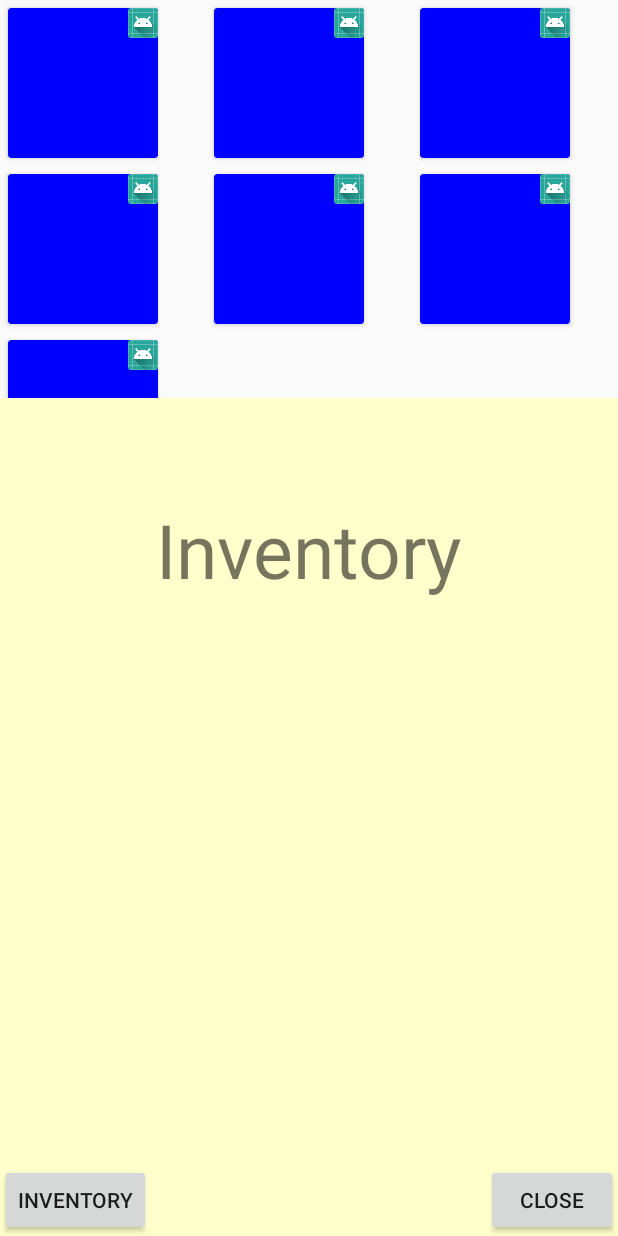
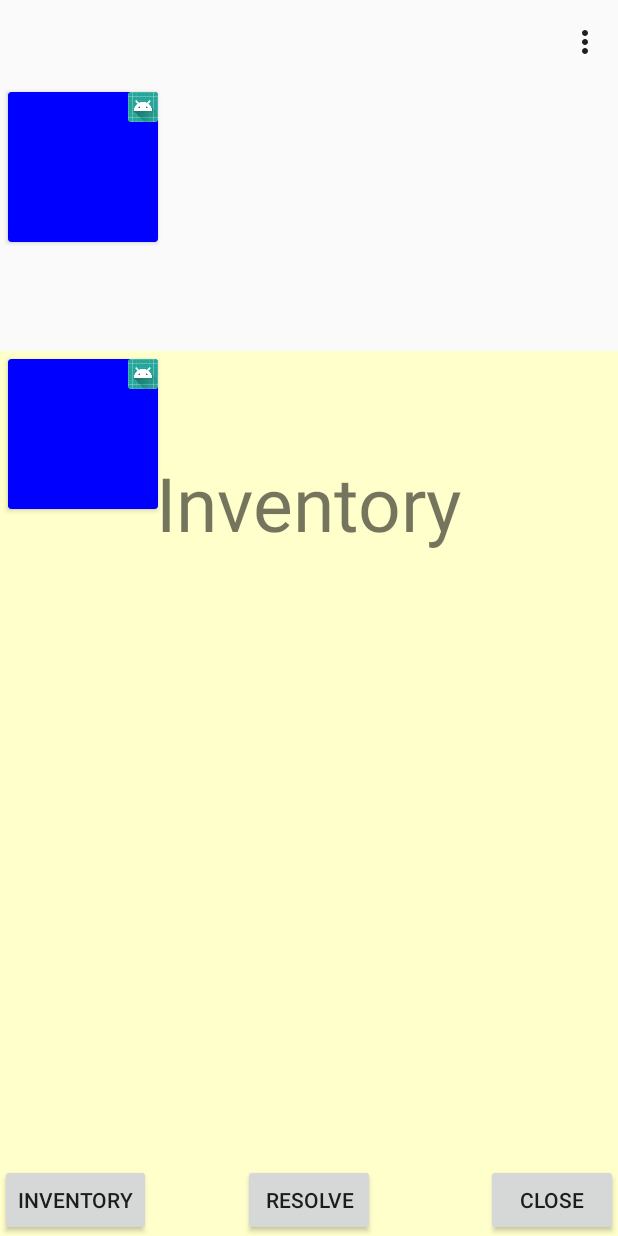
Before and after one commit to kodkirurg/DATX02-18-35, an Android app: the Scope screen opened directly, with no data from a screen before it, after a tap on "INVENTORY", on a phone screen of 412 x 824 dp. Run offline under Robolectric (Android 15) with nearby library versions, the phone set to English and light mode, and no system bars.

Commit message:
Some minor adjustments to scope and inventory

```diff
--- a/app/src/main/java/com/datx02_18_35/android/Fragment_Inventory.java
+++ b/app/src/main/java/com/datx02_18_35/android/Fragment_Inventory.java
@@ -1,26 +1,43 @@
 package com.datx02_18_35.android;
 
-import android.support.v4.app.Fragment;
-import android.support.v4.app.FragmentActivity;
+import android.app.Fragment;
+import android.app.FragmentManager;
+import android.app.FragmentTransaction;
 import android.os.Bundle;
-import android.support.v7.widget.RecyclerView;
 import android.view.LayoutInflater;
 import android.view.View;
 import android.view.ViewGroup;
 
+
+import com.datx02_18_35.lib.logicmodel.Inventory;
+
+import java.io.Serializable;
+import java.util.ArrayList;
+
 import game.logic_game.R;
+
 
 /**
  * Created by Magnus on 2018-02-14.
  */
 
-public class Fragment_Inventory extends Fragment {
-public boolean open = false;
+public class Fragment_Inventory extends Fragment implements Serializable {
+    public boolean open = false;
+    private Fragment_board_cards cardBoard = new Fragment_board_cards();
+    private Inventory cards;
 
+    public void Fragment_Inventory(Inventory inven){
+        cards = inven;
+    }
     @Override
     public View onCreateView(LayoutInflater inflater, ViewGroup container, Bundle savedInstanceState) {
         View frag = inflater.inflate(R.layout.inventory_frag, container, false);
-      //  RecyclerView rec = frag.findViewById(R.id.);
+
+
+        FragmentManager fm = getFragmentManager();
+        FragmentTransaction ft =fm.beginTransaction();
+
+        ft.replace(R.id.view_rec , cardBoard).commit();
 
 
 
@@ -35,4 +52,8 @@ public boolean open = false;
 
 
     }
+    public void updateInventory(){
+
+    }
+
 }
--- a/app/src/main/java/com/datx02_18_35/android/Scope.java
+++ b/app/src/main/java/com/datx02_18_35/android/Scope.java
@@ -1,58 +1,70 @@
 package com.datx02_18_35.android;
 
-import android.support.v4.app.FragmentManager;
-import android.support.v4.app.FragmentTransaction;
+
+
+import android.app.FragmentManager;
+import android.app.FragmentTransaction;
 import android.support.v7.app.AppCompatActivity;
 import android.os.Bundle;
-import android.support.v7.widget.GridLayoutManager;
-import android.support.v7.widget.RecyclerView;
+import android.support.v7.widget.Toolbar;
+import android.view.Menu;
+import android.view.MenuInflater;
+import android.view.MenuItem;
 import android.view.View;
 import android.widget.Button;
 import android.widget.FrameLayout;
 
-import java.util.ArrayList;
 
 import game.logic_game.R;
 
 public class Scope extends AppCompatActivity implements View.OnClickListener {
-    private RecyclerView recyclerView;
-    private RecyclerView.Adapter recAdapter;
-    private RecyclerView.LayoutManager recLayoutManager;
-    private Fragment_Inventory inventory;
+    private Fragment_Inventory inventory = new Fragment_Inventory(); // replace with our getInventory
+    Toolbar toolbar;
 
     @Override
     protected void onCreate(Bundle savedInstanceState) {
         super.onCreate(savedInstanceState);
         setContentView(R.layout.activity_scope);
-        inventory = Game.getInventory();
 
-        recyclerView = (RecyclerView) findViewById(R.id.game_recycler_view);
-        // use a linear layout manager
-        recLayoutManager = new GridLayoutManager(this, 3);
-        recyclerView.setLayoutManager(recLayoutManager);
+        FragmentManager fm = getFragmentManager();
+        FragmentTransaction ft =fm.beginTransaction();
 
-        // specify an adapter (see also next example)
-        ArrayList list = new ArrayList();
-        list.add( "test"); //edit this to remove and add elements
-        list.add( "test"); //edit this to remove and add elements
-        list.add( "test"); //edit this to remove and add elements
-        list.add( "test"); //edit this to remove and add elements
-        list.add( "test"); //edit this to remove and add elements
-        list.add( "test"); //edit this to remove and add elements
-        list.add( "test"); //edit this to remove and add elements
-
-        recAdapter = (RecyclerAdapter) new RecyclerAdapter(list);
-        recyclerView.setAdapter(recAdapter);
-
+        ft.replace(R.id.scope_rec , new Fragment_board_cards()).commit();
         Button inv_button = (Button) findViewById(R.id.inventory_button); //grab a view and convert it to a button class
         inv_button.setOnClickListener(this);
 
         Button close_button = (Button) findViewById(R.id.close_button); //grab a view and convert it to a button class
         close_button.setOnClickListener(this);
 
+        Button resolve_button = (Button) findViewById(R.id.resolve_button); //grab a view and convert it to a button class
+        resolve_button.setOnClickListener(this);
+
+        //Set toolbar
+        toolbar = findViewById(R.id.toolbar);
+        toolbar.setTitle("");
+        this.setSupportActionBar(toolbar);
+
+    }
+    @Override
+    public boolean onCreateOptionsMenu(Menu menu) {
+        MenuInflater menuInflater = getMenuInflater();
+        menuInflater.inflate(R.menu.toolbar, menu); //add more items under dir menu -> toolbar
+        return true;
+    }
+
+    @Override
+    public boolean onOptionsItemSelected(MenuItem menu) {
+        switch(menu.getItemId()){
+            case R.id.item_assumption:
+                FragmentManager fm = getFragmentManager();
+                FragmentTransaction ft =fm.beginTransaction();
+                ft.replace(R.id.scope_rec , new Fragment_board_cards()).commit(); //Option is to open new intent
+                break;
+        }
+        return false;
     }
     public void giveInventory(){
-        FragmentManager fm = getSupportFragmentManager();
+        FragmentManager fm = getFragmentManager();
         FragmentTransaction ft = fm.beginTransaction();
         FrameLayout layout = (FrameLayout)findViewById(R.id.fragment_container);
         ft.replace(R.id.fragment_container, inventory);
@@ -64,8 +76,6 @@ public class Scope extends AppCompatActivity implements View.OnClickListener {
             layout.setVisibility(View.VISIBLE);
             inventory.open = true;
         }
-// alternatively add it with a tag
-// trx.add(R.id.your_placehodler, new YourFragment(), "detail");
         ft.commit();
     }
 
@@ -73,11 +83,19 @@ public class Scope extends AppCompatActivity implements View.OnClickListener {
     public void onClick(View view) {
         switch (view.getId()) {
             case R.id.inventory_button: {
+                inventory.updateInventory();     //Update inventory and the inventory fragment
                 giveInventory();
                 break;
             }
             case R.id.close_button: {
                 finish();
+                break;
+            }
+            case R.id.resolve_button: {
+/*                if (checkValidity()){         // Call the expressionevaluation mathod
+                 inventory.addCard(Card x);     // Call the addtoinventory method
+                }
+                break;;*/
             }
         }
     }
--- a/app/src/main/res/layout/activity_scope.xml
+++ b/app/src/main/res/layout/activity_scope.xml
@@ -6,14 +6,21 @@
     android:layout_height="match_parent"
     tools:context="com.datx02_18_35.android.Scope">
 
-    <android.support.v7.widget.RecyclerView
-        android:id="@+id/game_recycler_view"
+    <include
+        layout="@layout/toolbar"
+        android:layout_height="wrap_content"
+        android:layout_width="match_parent"
+        android:id="@+id/topPanel"
+        />
+
+    <FrameLayout
+        android:id="@+id/scope_rec"
         android:layout_width="match_parent"
         android:layout_height="match_parent"
-        android:layout_above="@+id/inventory_button"
         android:layout_alignParentStart="true"
-        android:orientation="vertical"
-        android:scrollbars="horizontal" />
+        android:layout_below="@+id/topPanel"></FrameLayout>
+
+
 
     <Button
         android:id="@+id/inventory_button"
@@ -32,12 +39,22 @@
         android:layout_alignParentEnd="true"
         android:text="Close" />
 
+    <Button
+        android:id="@+id/resolve_button"
+        android:layout_width="wrap_content"
+        android:layout_height="wrap_content"
+        android:layout_alignTop="@+id/inventory_button"
+        android:layout_centerHorizontal="true"
+        android:layout_marginTop="0dp"
+        android:text="Resolve" />
+
     <FrameLayout xmlns:android="http://schemas.android.com/apk/res/android"
         android:id="@+id/fragment_container"
         android:layout_width="match_parent"
         android:layout_height="match_parent"
-        android:layout_marginTop="265dp"
 
-        android:layout_alignParentStart="true" />
+        android:layout_alignParentStart="true"
+        android:layout_alignParentTop="true"
+        android:layout_marginTop="234dp" />
 
 </RelativeLayout>
--- a/app/src/main/res/layout/inventory_frag.xml
+++ b/app/src/main/res/layout/inventory_frag.xml
@@ -8,16 +8,11 @@
 
     >
 
-    <!--android.support.v7.widget.RecyclerView
-        android:layout_width="match_parent"
-        android:layout_height="match_parent"
-        android:id="@+id/rec_view"
-
-
-        >
-
-
-    </android.support.v7.widget.RecyclerView-->
+<FrameLayout
+    android:id="@+id/view_rec"
+    android:layout_width="match_parent"
+    android:layout_height="match_parent">
+</FrameLayout>
 
 
     <TextView
```
